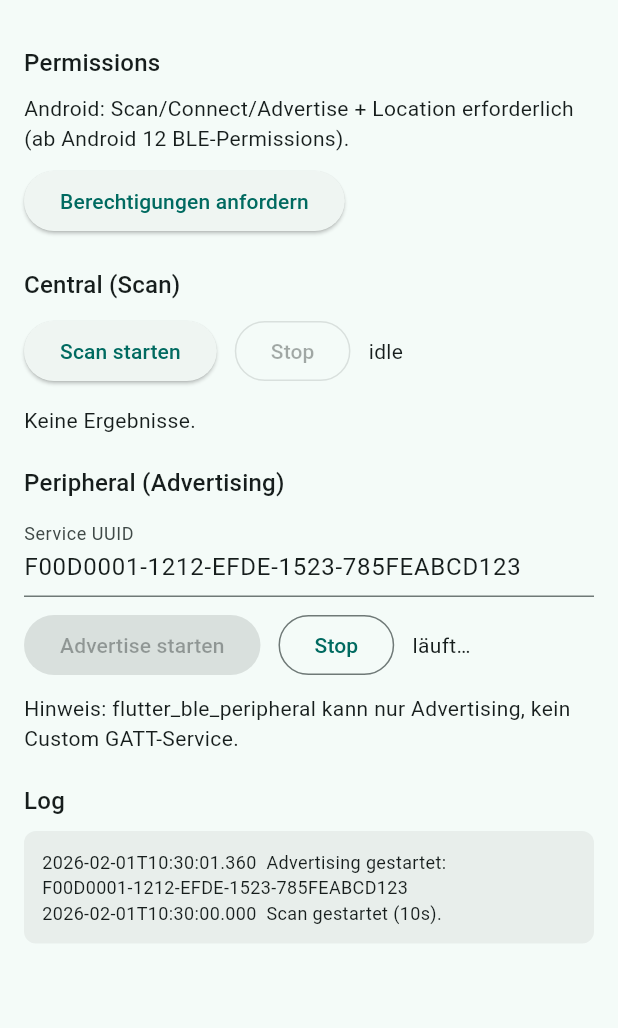
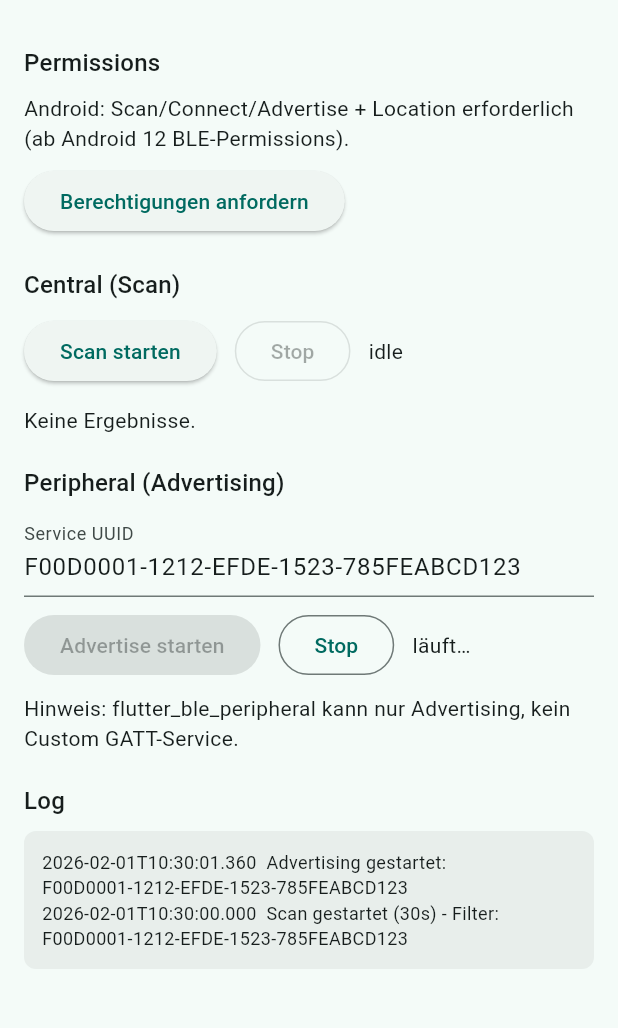
Before and after one commit to Keyliananda/arcrypt, a Flutter app: the screen it shows after launch, after a tap on "Scan starten", after a tap on "Advertise starten", on a phone screen of 412 x 824 dp, the part 63-1091 px from its top. Run offline on Flutter 3.47's test engine with Material 3 defaults, Android fonts, the phone set to English and light mode, and no system bars; our stand-ins replace flutter_blue_plus, permission_handler; missing offline and left inert: flutter_ble_peripheral.

Commit message:
feat(ble_spike): add UUID-filtered scan and fix advertising payload size
- Filter scan results by service UUID to show only PRSM devices
- Set includeDeviceName=false to fix "Advertising data too big" error
- Extend scan timeout to 30s for better discovery
- Update iOS deployment target to 13.0 for BLE plugin compatibility

BLE Spike Step 1 verified: iPhone↔Android discovery and connect works

Co-authored-by: Cursor <cursoragent@cursor.com>

```diff
--- a/apps/ble_spike/lib/main.dart
+++ b/apps/ble_spike/lib/main.dart
@@ -101,11 +101,17 @@ class _BleSpikeHomeState extends State<BleSpikeHome> {
   }
 
   Future<void> _startScan() async {
+    final serviceUuid = _serviceUuidController.text.trim();
     setState(() {
       _scanResults = <ScanResult>[];
     });
-    _logLine('Scan gestartet (10s).');
-    await FlutterBluePlus.startScan(timeout: const Duration(seconds: 10));
+    _logLine('Scan gestartet (30s) - Filter: $serviceUuid');
+    await FlutterBluePlus.startScan(
+      timeout: const Duration(seconds: 30),
+      withServices: serviceUuid.isNotEmpty
+          ? [Guid(serviceUuid)]
+          : [],
+    );
   }
 
   Future<void> _stopScan() async {
@@ -141,7 +147,7 @@ class _BleSpikeHomeState extends State<BleSpikeHome> {
     try {
       final advertiseData = AdvertiseData(
         serviceUuid: serviceUuid,
-        includeDeviceName: true,
+        includeDeviceName: false,
       );
       final advertiseSettings = AdvertiseSettings(
         advertiseMode: AdvertiseMode.advertiseModeBalanced,
```
Also changed, not shown: 4 other files.
